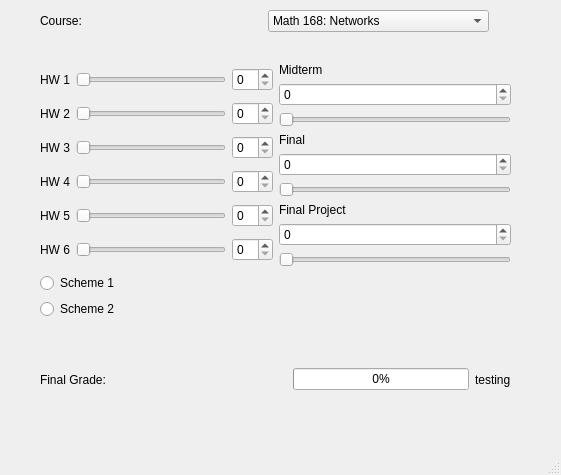
Before: the Qt Designer form Assignment2/mainwindow.ui in kaelahasan/Assignment2, drawn with Qt 5.
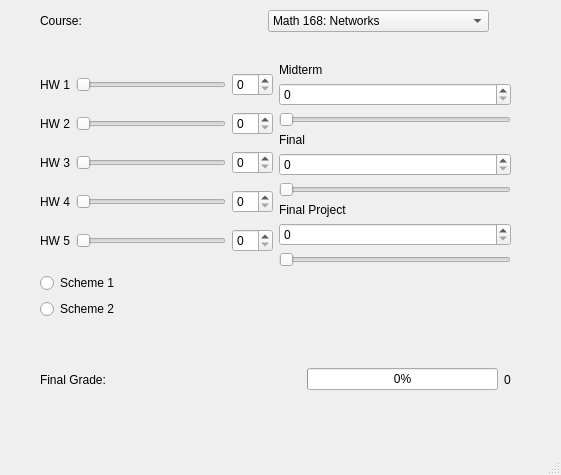
After: the same form once the commit is applied. The open tabs and pages were chosen to show the change.

The edit to the form file:
```diff
--- a/Assignment2/mainwindow.ui
+++ b/Assignment2/mainwindow.ui
@@ -437,30 +437,6 @@
              </item>
             </layout>
            </item>
-           <item>
-            <layout class="QHBoxLayout" name="horizontalLayout_26">
-             <item>
-              <widget class="QLabel" name="label_27">
-               <property name="text">
-                <string>HW 6</string>
-               </property>
-              </widget>
-             </item>
-             <item>
-              <widget class="QSlider" name="horizontalSlider_24">
-               <property name="maximum">
-                <number>20</number>
-               </property>
-               <property name="orientation">
-                <enum>Qt::Horizontal</enum>
-               </property>
-              </widget>
-             </item>
-             <item>
-              <widget class="QSpinBox" name="P_HW6"/>
-             </item>
-            </layout>
-           </item>
           </layout>
          </item>
          <item>
@@ -575,7 +551,7 @@
          <item>
           <widget class="QLabel" name="P_Grade">
            <property name="text">
-            <string>testing</string>
+            <string>0</string>
            </property>
           </widget>
          </item>
```
Left out of the diff: 64 changed lines with no effect on the pictures.
